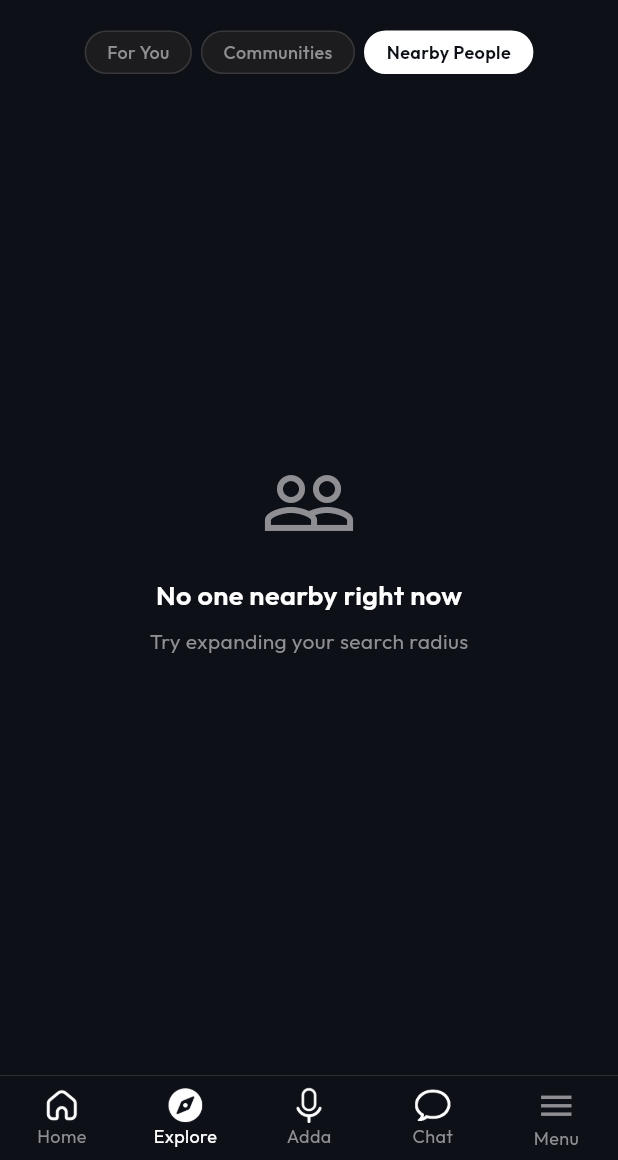
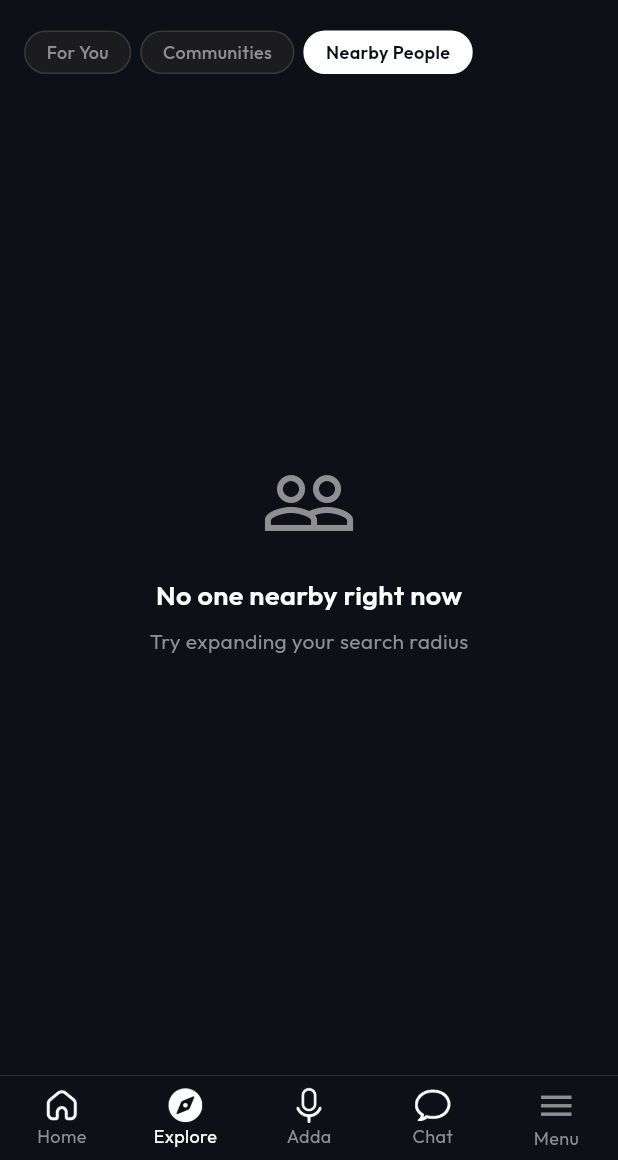
Before and after one commit to devjitpanja/WiTalk-Flutter, a Flutter app: the ExploreScreen screen opened by its route, after a tap on "Communities", after a tap on "Nearby People", on a phone screen of 412 x 824 dp, the part 76-1236 px from its top. Run offline on Flutter 3.47's test engine with Material 3 defaults, Android fonts, the light colour scheme and no system bars; our stand-ins replace cached_network_image, camera, chewie, device_info_plus, dio, drift and 19 more; missing offline and left inert: onesignal_flutter; accounts and stored records are empty; generated files the repository leaves out were written again; network calls fail.

Commit message:
feat: Update location permissions and enhance UI elements in various screens

```diff
--- a/lib/screens/connect/for_you_tab.dart
+++ b/lib/screens/connect/for_you_tab.dart
@@ -168,12 +168,12 @@ class _ForYouTabState extends ConsumerState<ForYouTab> {
               subtitle: 'Join what people love right now',
               onSeeAll: () => widget.onSwitchTab(1),
               child: topAsync.when(
-                loading: () => _HorizSkeleton(count: 5, itemWidth: 82, itemHeight: 108),
+                loading: () => _HorizSkeleton(count: 5, itemWidth: 82, itemHeight: 128),
                 error: (_, __) => const SizedBox.shrink(),
                 data: (list) => list.isEmpty
                     ? const _EmptyText('No communities found')
                     : SizedBox(
-                        height: 108,
+                        height: 128,
                         child: ListView.separated(
                           scrollDirection: Axis.horizontal,
                           padding: const EdgeInsets.symmetric(horizontal: 16),
@@ -199,7 +199,7 @@ class _ForYouTabState extends ConsumerState<ForYouTab> {
                 title: 'Matched for Your Interests',
                 subtitle: 'Communities picked just for you',
                 onSeeAll: () => widget.onSwitchTab(1),
-                child: _HorizSkeleton(count: 3, itemWidth: 240, itemHeight: 86),
+                child: _HorizSkeleton(count: 3, itemWidth: 240, itemHeight: 106),
               ),
               error: (_, __) => const SizedBox.shrink(),
               data: (list) => list.isEmpty
@@ -210,7 +210,7 @@ class _ForYouTabState extends ConsumerState<ForYouTab> {
                       subtitle: 'Communities picked just for you',
                       onSeeAll: () => widget.onSwitchTab(1),
                       child: SizedBox(
-                        height: 96,
+                        height: 106,
                         child: ListView.separated(
                           scrollDirection: Axis.horizontal,
                           padding: const EdgeInsets.symmetric(horizontal: 16),
--- a/lib/screens/connect/nearby_people_screen.dart
+++ b/lib/screens/connect/nearby_people_screen.dart
@@ -223,7 +223,16 @@ class _NearbyPeopleScreenState extends ConsumerState<NearbyPeopleScreen> {
       final usersRes = results[0].data;
       final meRes = results[1].data;
       List users = [];
-      if (usersRes is Map) users = usersRes['users'] ?? (usersRes['data'] is Map ? usersRes['data']['users'] : null) ?? [];
+      if (usersRes is Map) {
+        final d = usersRes['data'];
+        if (d is List) {
+          users = d;
+        } else if (d is Map) {
+          users = (d['users'] as List?) ?? (d['data'] as List?) ?? [];
+        } else {
+          users = (usersRes['users'] as List?) ?? [];
+        }
+      }
       Map<String, dynamic>? me;
       if (meRes is Map) {
         final u = meRes['user'] ?? meRes['data'];
@@ -236,8 +245,8 @@ class _NearbyPeopleScreenState extends ConsumerState<NearbyPeopleScreen> {
           _loading = false;
         });
       }
-    } catch (_) {
-      if (mounted) setState(() { _loading = false; });
+    } catch (e) {
+      if (mounted) setState(() { _loading = false; _groups = _UserGroups(catchUp: [], onlineNearby: [], bestMatches: [], sharedVibes: [], sameAge: [], nearby: [], others: []); });
     }
   }
 
@@ -578,7 +587,7 @@ class _UserCard extends StatelessWidget {
                           Text(bio, maxLines: 2, overflow: TextOverflow.ellipsis, textAlign: TextAlign.center,
                               style: const TextStyle(fontSize: 12, fontFamily: 'Outfit', color: AppColors.textTertiary, height: 1.4)),
                         if (dist.isNotEmpty || city != null)
-                          Text([dist, city].where((e) => e != null && (e as String).isNotEmpty).cast<String>().join(' · '),
+                          Text([dist, city].where((e) => e != null && e!.isNotEmpty).cast<String>().join(' · '),
                               maxLines: 1, overflow: TextOverflow.ellipsis, textAlign: TextAlign.center,
                               style: const TextStyle(fontSize: 11, fontFamily: 'Outfit', color: AppColors.textTertiary)),
                         if (interests.isNotEmpty) ...[
@@ -680,7 +689,7 @@ class _WideCardBody extends StatelessWidget {
                     const SizedBox(width: 4), _GenderBadge(gender: gender!, age: age!),
                   ],
                 ]),
-                Text([dist, city].where((e) => e != null && (e as String).isNotEmpty).cast<String>().join(' · '),
+                Text([dist, city].where((e) => e != null && e!.isNotEmpty).cast<String>().join(' · '),
                     maxLines: 1, overflow: TextOverflow.ellipsis,
                     style: const TextStyle(fontSize: 11, fontFamily: 'Outfit', color: AppColors.textTertiary)),
                 if (bio != null && bio!.isNotEmpty)
--- a/lib/screens/explore/explore_screen.dart
+++ b/lib/screens/explore/explore_screen.dart
@@ -120,10 +120,13 @@ class _PillTabBar extends StatelessWidget {
     return Container(
       color: AppColors.background,
       padding: const EdgeInsets.symmetric(vertical: 7),
+      alignment: Alignment.centerLeft,
       child: SingleChildScrollView(
         scrollDirection: Axis.horizontal,
-        padding: const EdgeInsets.symmetric(horizontal: 16),
+        padding: const EdgeInsets.only(left: 16, right: 16),
         child: Row(
+          mainAxisAlignment: MainAxisAlignment.start,
+          mainAxisSize: MainAxisSize.min,
           children: List.generate(tabs.length, (i) {
             final isActive = i == activeIndex;
             return Padding(
```
Also changed, not shown: 3 other files.
